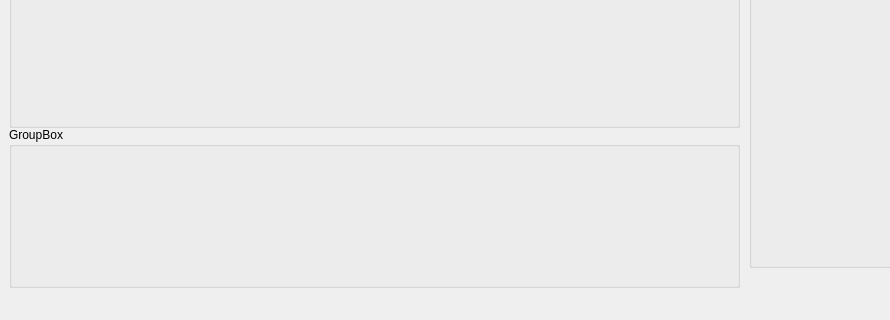
The window that BreakersGUI/mainwindow.ui (stahu112/BreakersGUI) describes before a commit, drawn with Qt 5; both pictures show x 0 to 890 and y 309 to 629 of the 1021 by 629 pixel window.
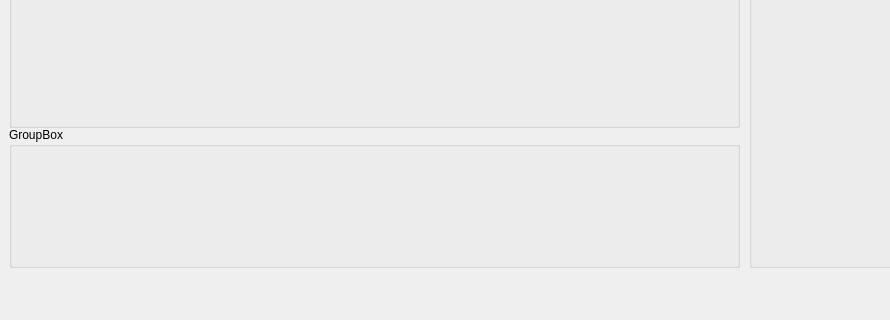
The same window after the commit.

Commit message: Integrating SFML with QT

```diff
--- a/BreakersGUI/mainwindow.ui
+++ b/BreakersGUI/mainwindow.ui
@@ -46,7 +46,7 @@
       <x>9</x>
       <y>419</y>
       <width>731</width>
-      <height>161</height>
+      <height>141</height>
      </rect>
     </property>
     <property name="title">
```
The commit also changes 2 other files.
